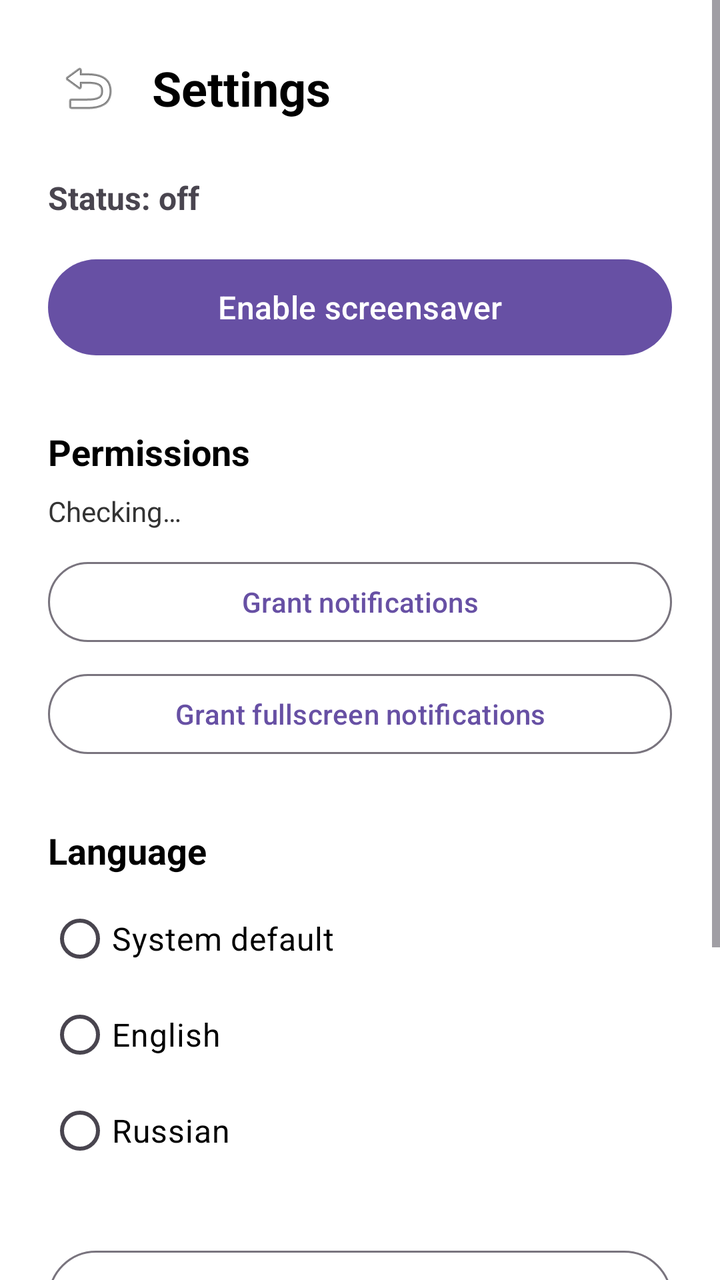
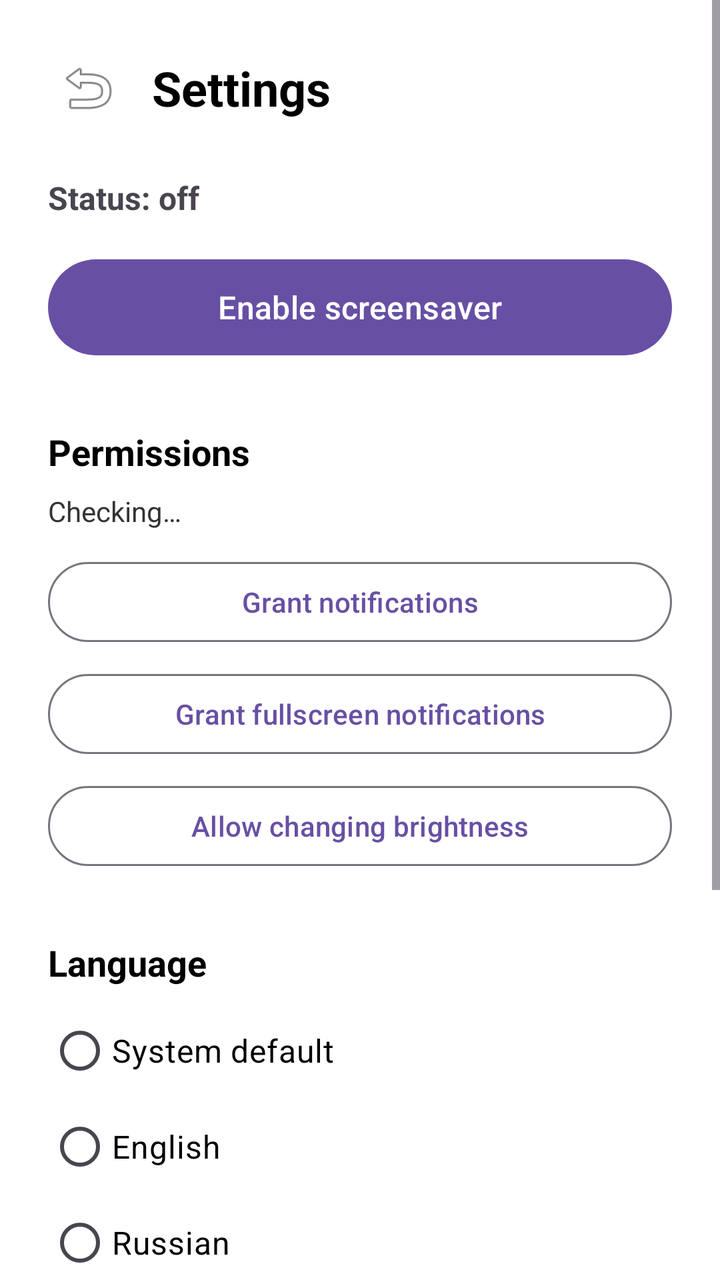

Before-and-after screenshots of an Android layout around one commit, followed by the original layout XML and the change that was made.
<!-- AndroidManifest.xml: application theme Theme.EinkScreensaver -->
<!-- res/layout/activity_settings.xml -->
<?xml version="1.0" encoding="utf-8"?>
<ScrollView xmlns:android="http://schemas.android.com/apk/res/android"
    android:layout_width="match_parent"
    android:layout_height="match_parent"
    android:background="#FFFFFF">

    <LinearLayout
        android:layout_width="match_parent"
        android:layout_height="wrap_content"
        android:orientation="vertical"
        android:padding="24dp">

        
        <LinearLayout
            android:layout_width="match_parent"
            android:layout_height="wrap_content"
            android:orientation="horizontal"
            android:gravity="center_vertical"
            android:layout_marginBottom="24dp">

            <ImageButton
                android:id="@+id/btnBack"
                android:layout_width="40dp"
                android:layout_height="40dp"
                android:src="@android:drawable/ic_menu_revert"
                android:background="?attr/selectableItemBackgroundBorderless"
                android:contentDescription="@string/back"
                android:scaleType="centerInside"
                android:layout_marginEnd="12dp" />

            <TextView
                android:layout_width="wrap_content"
                android:layout_height="wrap_content"
                android:text="@string/settings_title"
                android:textSize="24sp"
                android:textStyle="bold"
                android:textColor="#000000" />
        </LinearLayout>

        
        <TextView
            android:id="@+id/statusText"
            android:layout_width="wrap_content"
            android:layout_height="wrap_content"
            android:text="@string/status_off"
            android:textSize="16sp"
            android:textStyle="bold"
            android:layout_marginBottom="16dp" />

        <Button
            android:id="@+id/toggleButton"
            android:layout_width="match_parent"
            android:layout_height="56dp"
            android:text="@string/enable_screensaver"
            android:textSize="16sp"
            android:layout_marginBottom="32dp" />

        
        <LinearLayout
            android:id="@+id/permissionSection"
            android:layout_width="match_parent"
            android:layout_height="wrap_content"
            android:orientation="vertical"
            android:layout_marginBottom="32dp">

            <TextView
                android:layout_width="wrap_content"
                android:layout_height="wrap_content"
                android:text="@string/permissions_title"
                android:textSize="18sp"
                android:textStyle="bold"
                android:textColor="#000000"
                android:layout_marginBottom="8dp" />

            <TextView
                android:id="@+id/permissionStatusText"
                android:layout_width="wrap_content"
                android:layout_height="wrap_content"
                android:text="@string/checking"
                android:textSize="14sp"
                android:textColor="#333333"
                android:layout_marginBottom="12dp" />

            <Button
                android:id="@+id/btnGrantNotification"
                android:layout_width="match_parent"
                android:layout_height="48dp"
                android:text="@string/grant_notifications"
                android:textSize="14sp"
                android:layout_marginBottom="8dp"
                style="@style/Widget.Material3.Button.OutlinedButton" />

            <Button
                android:id="@+id/btnGrantFullScreen"
                android:layout_width="match_parent"
                android:layout_height="48dp"
                android:text="@string/grant_fullscreen"
                android:textSize="14sp"
                style="@style/Widget.Material3.Button.OutlinedButton" />
        </LinearLayout>

        
        <TextView
            android:layout_width="wrap_content"
            android:layout_height="wrap_content"
            android:text="@string/language_title"
            android:textSize="18sp"
            android:textStyle="bold"
            android:textColor="#000000"
            android:layout_marginBottom="8dp" />

        <RadioGroup
            android:id="@+id/languageGroup"
            android:layout_width="match_parent"
            android:layout_height="wrap_content"
            android:layout_marginBottom="32dp">

            <RadioButton
                android:id="@+id/radioLangSystem"
                android:layout_width="wrap_content"
                android:layout_height="wrap_content"
                android:text="@string/language_system"
                android:textSize="16sp"
                android:textColor="#000000"
                android:paddingVertical="4dp" />

            <RadioButton
                android:id="@+id/radioLangEnglish"
                android:layout_width="wrap_content"
                android:layout_height="wrap_content"
                android:text="@string/language_english"
                android:textSize="16sp"
                android:textColor="#000000"
                android:paddingVertical="4dp" />

            <RadioButton
                android:id="@+id/radioLangRussian"
                android:layout_width="wrap_content"
                android:layout_height="wrap_content"
                android:text="@string/language_russian"
                android:textSize="16sp"
                android:textColor="#000000"
                android:paddingVertical="4dp" />
        </RadioGroup>

        
        <Button
            android:id="@+id/btnModuleSettings"
            android:layout_width="match_parent"
            android:layout_height="56dp"
            android:text="@string/module_settings_title"
            android:textSize="16sp"
            android:layout_marginBottom="32dp"
            style="@style/Widget.Material3.Button.OutlinedButton" />

        
        <TextView
            android:id="@+id/btnHowItWorks"
            android:layout_width="wrap_content"
            android:layout_height="wrap_content"
            android:layout_marginTop="8dp"
            android:text="@string/how_it_works"
            android:textSize="16sp"
            android:textColor="#1976D2"
            android:textStyle="bold"
            android:background="?attr/selectableItemBackground"
            android:padding="8dp"
            android:layout_marginBottom="16dp" />

        
        <TextView
            android:id="@+id/btnAbout"
            android:layout_width="wrap_content"
            android:layout_height="wrap_content"
            android:text="@string/about"
            android:textSize="16sp"
            android:textColor="#1976D2"
            android:textStyle="bold"
            android:background="?attr/selectableItemBackground"
            android:padding="8dp"
            android:layout_marginBottom="32dp" />

    </LinearLayout>
</ScrollView>
<!-- resources referenced by this layout -->
<resources>
  <string name="about">About</string>
  <string name="back">Back</string>
  <string name="checking">Checking…</string>
  <string name="enable_screensaver">Enable screensaver</string>
  <string name="grant_fullscreen">Grant fullscreen notifications</string>
  <string name="grant_notifications">Grant notifications</string>
  <string name="how_it_works">How it works?</string>
  <string name="language_english">English</string>
  <string name="language_russian">Russian</string>
  <string name="language_system">System default</string>
  <string name="language_title">Language</string>
  <string name="module_settings_title">Module settings</string>
  <string name="permissions_title">Permissions</string>
  <string name="settings_title">Settings</string>
  <string name="status_off">Status: off</string>
  <style name="Theme.EinkScreensaver" parent="Theme.Material3.Light.NoActionBar">
          <item name="android:statusBarColor">#FFFFFF</item>
          <item name="android:windowLightStatusBar">true</item>
      </style>
</resources>

<!-- the commit's change to res/layout/activity_settings.xml (unified diff, before → after) -->
@@ -96,6 +96,15 @@
                 android:layout_height="48dp"
                 android:text="@string/grant_fullscreen"
                 android:textSize="14sp"
+                android:layout_marginBottom="8dp"
+                style="@style/Widget.Material3.Button.OutlinedButton" />
+
+            <Button
+                android:id="@+id/btnGrantWriteSettings"
+                android:layout_width="match_parent"
+                android:layout_height="48dp"
+                android:text="@string/grant_write_settings"
+                android:textSize="14sp"
                 style="@style/Widget.Material3.Button.OutlinedButton" />
         </LinearLayout>
 
<!-- resource entries referenced after the edit -->
@@ -6,6 +6,7 @@
   <string name="enable_screensaver">Enable screensaver</string>
   <string name="grant_fullscreen">Grant fullscreen notifications</string>
   <string name="grant_notifications">Grant notifications</string>
+  <string name="grant_write_settings">Allow changing brightness</string>
   <string name="how_it_works">How it works?</string>
   <string name="language_english">English</string>
   <string name="language_russian">Russian</string>
